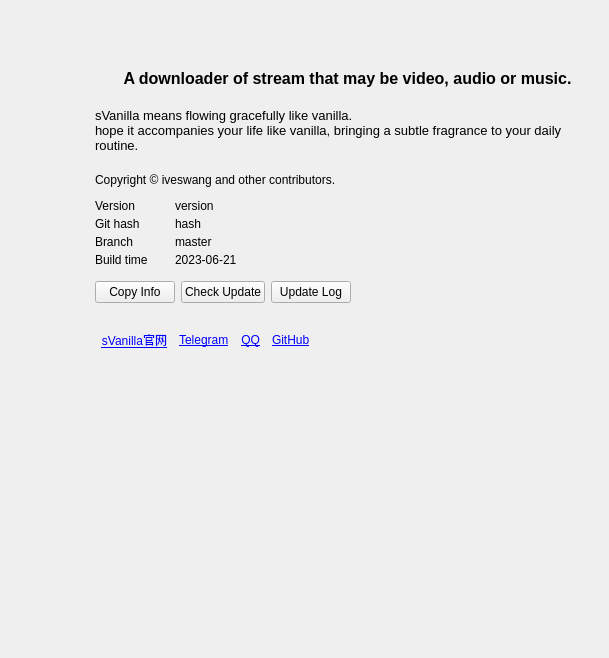
The window that sVanilla/src/ClientUi/Setting/About.ui (WangPengZhan/sVanilla) describes before a commit, drawn with Qt 5.
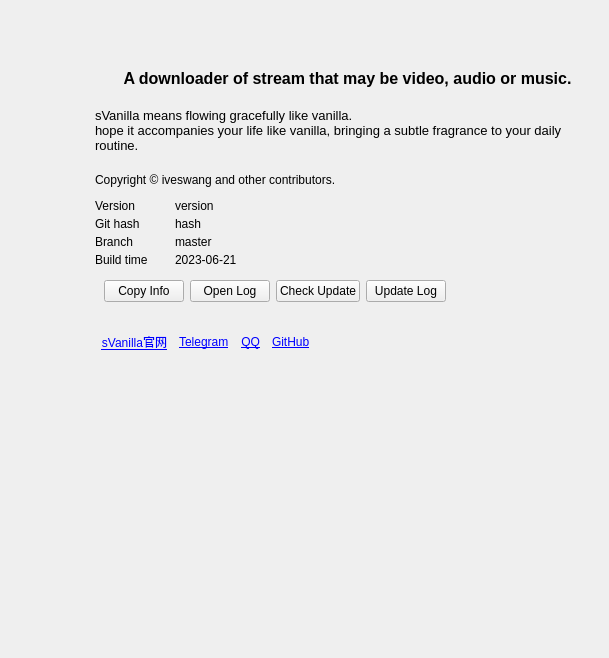
The same window after the commit. Icons and pictures are not drawn. Custom widgets are drawn as their Qt base class.

Diff of the .ui file:
```diff
--- a/sVanilla/src/ClientUi/Setting/About.ui
+++ b/sVanilla/src/ClientUi/Setting/About.ui
@@ -367,18 +367,6 @@
           <item row="5" column="0" colspan="2">
            <widget class="QWidget" name="widgetVersionTool" native="true">
             <layout class="QHBoxLayout" name="horizontalLayout_2">
-             <property name="leftMargin">
-              <number>0</number>
-             </property>
-             <property name="topMargin">
-              <number>10</number>
-             </property>
-             <property name="rightMargin">
-              <number>0</number>
-             </property>
-             <property name="bottomMargin">
-              <number>6</number>
-             </property>
              <item>
               <widget class="QPushButton" name="btnCopyInfo">
                <property name="maximumSize">
@@ -392,6 +380,19 @@
                </property>
               </widget>
              </item>
+             <item>
+              <widget class="QPushButton" name="btnOpenLogDir">
+               <property name="maximumSize">
+                <size>
+                 <width>120</width>
+                 <height>16777215</height>
+                </size>
+               </property>
+               <property name="text">
+                <string>Open Log</string>
+               </property>
+              </widget>
+             </item>
              <item>
               <widget class="QPushButton" name="btnCheckUpdate">
                <property name="maximumSize">
```
Left out of the diff: 14 changed lines with no effect on the pictures.
